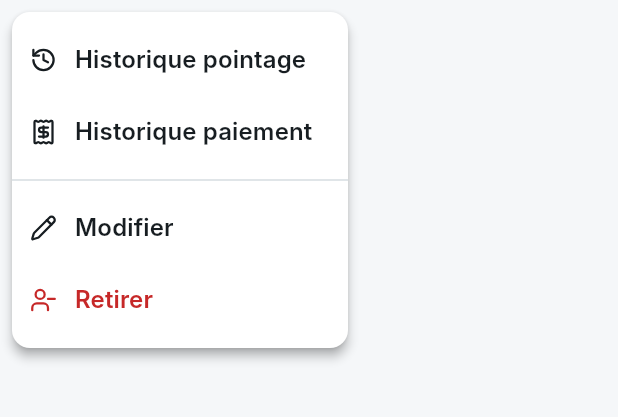
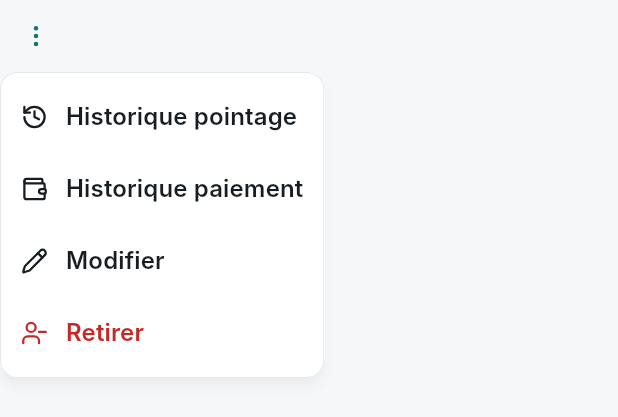
Before and after one commit to 2tay/restaurant_management, a Flutter app: the EmployeeActionsMenu widget shown alone on an empty page, opened directly with sample values from the repository, after a tap on an icon or button, on a phone screen of 412 x 824 dp. Shown: the top 417 px of the screen. Run offline on Flutter 3.47's test engine with Material 3 defaults, Android fonts, the phone set to English and light mode, and no system bars; our stand-ins replace drift, drift_flutter, file_picker, fl_chart, flutter_riverpod, go_router and 3 more; accounts and stored records are empty; generated files the repository leaves out were written again; Roboto replaces fonts that are missing (Inter).

Commit message:
Personnel : menu ⋮ contextuel (MenuAnchor) au lieu d'un popup modal
EmployeeActionsMenu passe de PopupMenuButton à MenuAnchor, sans toucher aux
actions ni à la logique :
- menu ancré au bouton, maintenu dans la fenêtre (s'ouvre au-dessus s'il
  n'y a pas la place en dessous) ;
- fermé par un clic extérieur, qui n'est pas avalé : cliquer le ⋮ d'un autre
  employé ferme le menu ouvert et ouvre le sien d'un seul clic ;
- Échap le ferme même quand le focus n'y est pas (écoute clavier limitée à
  l'ouverture) ;
- blanc, coins 12 px, bordure 0,5 px, ombre légère (élévation 3),
  190–220 px de large, lignes de 44 px, icône à gauche, survol vert
  translucide, Retirer en rouge ;
- exactement 4 actions (séparateur retiré) ; icône portefeuille pour
  Historique paiement (aussi dans la colonne Actions du tableau).
- Tests : actions et icônes, style, position, Échap, clic extérieur,
  passage direct d'un ⋮ à un autre.

Co-Authored-By: Claude Opus 5.5 <noreply@anthropic.com>

```diff
--- a/lib/features/employees/presentation/pages/employees_list_page.dart
+++ b/lib/features/employees/presentation/pages/employees_list_page.dart
@@ -455,7 +455,7 @@ class _EmployeeTable extends StatelessWidget {
               IconButton(
                 key: ValueKey('employee-row-payroll-${employee.id}'),
                 tooltip: l10n.employeeActionPayroll,
-                icon: const Icon(LucideIcons.receipt, size: AppSizing.iconSm),
+                icon: const Icon(LucideIcons.wallet, size: AppSizing.iconSm),
                 color: AppColors.primary600,
                 onPressed: () => actions.onPayroll(employee),
               ),
--- a/lib/features/employees/presentation/widgets/employee_actions_menu.dart
+++ b/lib/features/employees/presentation/widgets/employee_actions_menu.dart
@@ -1,4 +1,5 @@
 import 'package:flutter/material.dart';
+import 'package:flutter/services.dart';
 import 'package:lucide_icons_flutter/lucide_icons.dart';
 
 import '../../../../core/theme/app_colors.dart';
@@ -7,16 +8,24 @@ import '../../../../core/utils/employee_status.dart';
 import '../../../../l10n/app_localizations.dart';
 import '../../../../models/models.dart';
 
-enum _Action { attendance, payroll, edit, archive, restore }
-
-/// The ⋮ menu of a staff card or table row: the person's pointage and
-/// payment histories, Modifier, and Retirer (or Restaurer for someone
-/// retired). White, rounded, an icon beside each action, and the rate
-/// block's green wash on hover.
+/// The ⋮ contextual menu of a staff card or table row:
+///
+/// 1. Historique pointage — the person's attendance history, filtered to them;
+/// 2. Historique paiement — their payment history, filtered to them;
+/// 3. Modifier — the edit wizard;
+/// 4. Retirer (red) — or Restaurer for someone already retired.
+///
+/// A [MenuAnchor], not a modal popup: anchored to the button and kept inside
+/// the window by the framework, closed by Échap or a click outside — and that
+/// click is not swallowed, so pressing another employee's ⋮ closes this menu
+/// and opens theirs in one go.
+///
+/// White, 12dp corners, a hairline border and a soft shadow, 190–220dp wide;
+/// each row an icon then a label, with the rate block's green wash on hover.
 ///
 /// [includeHistories] is off where the two histories already have buttons of
 /// their own (the table's Actions column).
-class EmployeeActionsMenu extends StatelessWidget {
+class EmployeeActionsMenu extends StatefulWidget {
   const EmployeeActionsMenu({
     required this.employee,
     required this.onAttendance,
@@ -36,33 +45,88 @@ class EmployeeActionsMenu extends StatelessWidget {
   final VoidCallback onRestore;
   final bool includeHistories;
 
-  /// The rate block's green wash — the menu's hover, so the two read as one
+  @override
+  State<EmployeeActionsMenu> createState() => _EmployeeActionsMenuState();
+}
+
+class _EmployeeActionsMenuState extends State<EmployeeActionsMenu> {
+  final _controller = MenuController();
+
+  /// The menu's own width band, in the design brief's range.
+  static const double _minWidth = 190;
+  static const double _maxWidth = 220;
+
+  /// Échap closes the menu whatever holds the keyboard focus — opened with the
+  /// mouse, the focus is not inside it, so the menu's own shortcut would not
+  /// hear the key. Listening only while open.
+  bool _onKey(KeyEvent event) {
+    if (event is KeyDownEvent &&
+        event.logicalKey == LogicalKeyboardKey.escape &&
+        _controller.isOpen) {
+      _controller.close();
+      return true;
+    }
+    return false;
+  }
+
+  void _listen(bool on) => on
+      ? HardwareKeyboard.instance.addHandler(_onKey)
+      : HardwareKeyboard.instance.removeHandler(_onKey);
+
+  @override
+  void dispose() {
+    _listen(false);
+    super.dispose();
+  }
+
+  /// The rate block's green wash — the items' hover, so the two read as one
   /// family.
   static final Color _hover = AppColors.primary600.withValues(alpha: 0.08);
 
-  static PopupMenuItem<_Action> _item(
-    _Action action,
-    IconData icon,
-    String label, {
+  static const MenuStyle _menuStyle = MenuStyle(
+    backgroundColor: WidgetStatePropertyAll(AppColors.surface),
+    surfaceTintColor: WidgetStatePropertyAll(Colors.transparent),
+    elevation: WidgetStatePropertyAll(3),
+    shadowColor: WidgetStatePropertyAll(Color(0x33000000)),
+    padding: WidgetStatePropertyAll(
+      EdgeInsets.symmetric(vertical: AppSpacing.xs + AppSpacing.xxs),
+    ),
+    shape: WidgetStatePropertyAll(
+      RoundedRectangleBorder(
+        borderRadius: AppRadius.mdAll,
+        side: BorderSide(color: AppColors.border, width: 0.5),
+      ),
+    ),
+  );
+
+  Widget _item({
+    required String keyName,
+    required IconData icon,
+    required String label,
+    required VoidCallback onPressed,
     Color color = AppColors.textPrimary,
   }) {
-    return PopupMenuItem(
-      value: action,
-      child: Row(
-        children: [
-          Icon(icon, size: AppSizing.iconSm, color: color),
-          const SizedBox(width: AppSpacing.md),
-          // A menu is at most 280dp wide; a long label ellipsizes rather
-          // than overflowing it.
-          Flexible(
-            child: Text(
-              label,
-              style: TextStyle(color: color),
-              maxLines: 1,
-              overflow: TextOverflow.ellipsis,
+    return ConstrainedBox(
+      constraints: const BoxConstraints(
+        minWidth: _minWidth,
+        maxWidth: _maxWidth,
+      ),
+      child: MenuItemButton(
+        key: ValueKey('employee-menu-$keyName'),
+        onPressed: onPressed,
+        leadingIcon: Icon(icon, size: AppSizing.iconSm, color: color),
+        style: ButtonStyle(
+          foregroundColor: WidgetStatePropertyAll(color),
+          overlayColor: WidgetStatePropertyAll(_hover),
+          padding: const WidgetStatePropertyAll(
+            EdgeInsets.symmetric(
+              horizontal: AppSpacing.md + AppSpacing.xxs,
+              vertical: AppSpacing.md,
             ),
           ),
-        ],
+          minimumSize: const WidgetStatePropertyAll(Size(_minWidth, 44)),
+        ),
+        child: Text(label, maxLines: 1, overflow: TextOverflow.ellipsis),
       ),
     );
   }
@@ -70,61 +134,62 @@ class EmployeeActionsMenu extends StatelessWidget {
   @override
   Widget build(BuildContext context) {
     final l10n = AppLocalizations.of(context);
-    final theme = Theme.of(context);
-    final archived = !isEmployeeActive(employee);
+    final archived = !isEmployeeActive(widget.employee);
 
-    // The menu route captures the themes around its button, so the hover
-    // colour set here reaches the items.
-    return Theme(
-      data: theme.copyWith(hoverColor: _hover, highlightColor: _hover),
-      child: PopupMenuButton<_Action>(
+    return MenuAnchor(
+      controller: _controller,
+      style: _menuStyle,
+      onOpen: () => _listen(true),
+      onClose: () => _listen(false),
+      menuChildren: [
+        if (widget.includeHistories) ...[
+          _item(
+            keyName: 'attendance',
+            icon: LucideIcons.history,
+            label: l10n.employeeActionAttendance,
+            onPressed: widget.onAttendance,
+          ),
+          _item(
+            keyName: 'payroll',
+            icon: LucideIcons.wallet,
+            label: l10n.employeeActionPayroll,
+            onPressed: widget.onPayroll,
+          ),
+        ],
+        _item(
+          keyName: 'edit',
+          icon: LucideIcons.pencil,
+          label: l10n.actionEdit,
+          onPressed: widget.onEdit,
+        ),
+        if (archived)
+          _item(
+            keyName: 'restore',
+            icon: LucideIcons.userCheck,
+            label: l10n.employeeRestore,
+            onPressed: widget.onRestore,
+          )
+        else
+          _item(
+            keyName: 'archive',
+            icon: LucideIcons.userMinus,
+            label: l10n.employeeArchiveConfirm,
+            onPressed: widget.onArchive,
+            color: AppColors.error,
+          ),
+      ],
+      builder: (context, controller, _) => IconButton(
         key: const ValueKey('employee-card-menu'),
         tooltip: l10n.employeeCardActions,
-        // The brand green of the rate, so the menu reads as part of the card.
+        // The brand green of the rate, so the button reads as part of the
+        // card.
         icon: const Icon(
           LucideIcons.ellipsisVertical,
           size: AppSizing.iconSm,
           color: AppColors.primary600,
         ),
-        color: AppColors.surface,
-        surfaceTintColor: Colors.transparent,
-        shape: const RoundedRectangleBorder(borderRadius: AppRadius.mdAll),
-        onSelected: (action) => switch (action) {
-          _Action.attendance => onAttendance(),
-          _Action.payroll => onPayroll(),
-          _Action.edit => onEdit(),
-          _Action.archive => onArchive(),
-          _Action.restore => onRestore(),
-        },
-        itemBuilder: (_) => [
-          if (includeHistories) ...[
-            _item(
-              _Action.attendance,
-              LucideIcons.history,
-              l10n.employeeActionAttendance,
-            ),
-            _item(
-              _Action.payroll,
-              LucideIcons.receipt,
-              l10n.employeeActionPayroll,
-            ),
-            const PopupMenuDivider(),
-          ],
-          _item(_Action.edit, LucideIcons.pencil, l10n.actionEdit),
-          if (archived)
-            _item(
-              _Action.restore,
-              LucideIcons.userCheck,
-              l10n.employeeRestore,
-            )
-          else
-            _item(
-              _Action.archive,
-              LucideIcons.userMinus,
-              l10n.employeeArchiveConfirm,
-              color: AppColors.error,
-            ),
-        ],
+        onPressed: () =>
+            controller.isOpen ? controller.close() : controller.open(),
       ),
     );
   }
```
Also changed, not shown: 1 other file.
